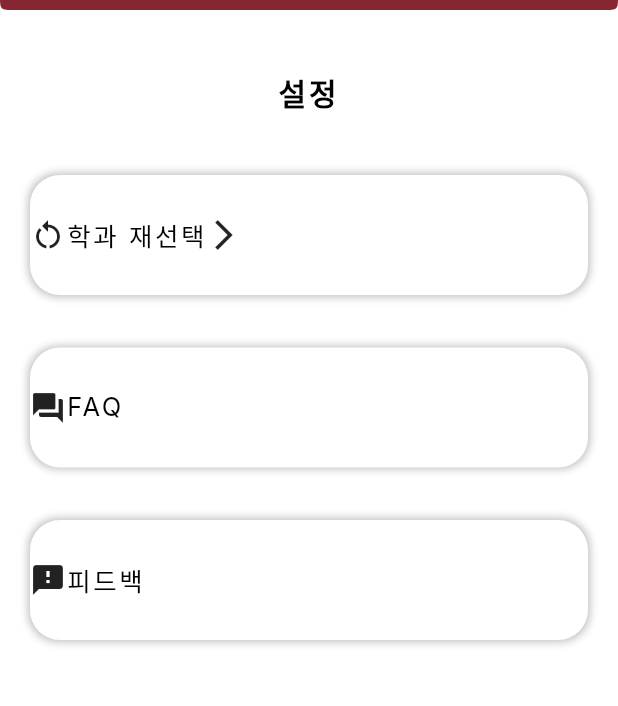
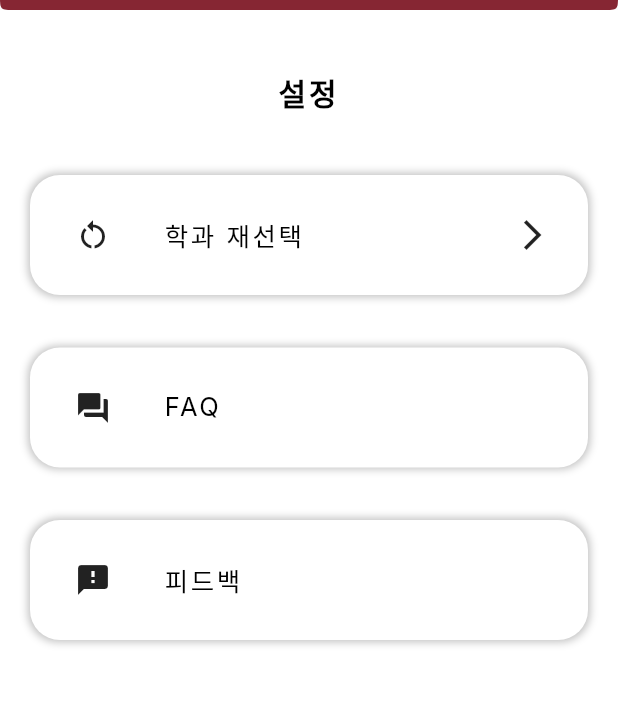
Before and after one commit to Dahann432/KUStart, a Flutter app: the SettingsPage screen opened by its route, on a phone screen of 412 x 824 dp, the part 74-780 px from its top. Run offline on Flutter 3.47's test engine with Material 2 defaults, Android fonts, the phone set to English and light mode, and no system bars; our stand-ins replace firebase_core, firebase_database, flip_card, shared_preferences; accounts and stored records are empty; Roboto replaces fonts that are missing (Inter, Ubuntu).

Commit message:
Design: settings_page - 정렬

```diff
--- a/lib/pages/settings_page.dart
+++ b/lib/pages/settings_page.dart
@@ -2,14 +2,9 @@ import 'package:flutter/material.dart';
 import 'package:kustart/responsive/breakpoint.dart';
 import 'package:kustart/responsive/responsive_center.dart';
 
-class SettingsPage extends StatefulWidget {
+class SettingsPage extends StatelessWidget {
   const SettingsPage({super.key});
 
-  @override
-  State<SettingsPage> createState() => _SettingsPageState();
-}
-
-class _SettingsPageState extends State<SettingsPage> {
   @override
   Widget build(BuildContext context) {
     double screenHeight = MediaQuery.of(context).size.height;
@@ -49,8 +44,6 @@ class _SettingsPageState extends State<SettingsPage> {
       body: Container(
         color: Colors.white,
         height: screenHeight,
-        child: SingleChildScrollView(
-          physics: const BouncingScrollPhysics(),
         child: ResponsiveCenter(
           maxContentWidth: BreakPoint.tablet,
           padding: const EdgeInsets.all(20),
@@ -86,8 +79,14 @@ class _SettingsPageState extends State<SettingsPage> {
                     )
                   ],
                 ),
-                  child: const Row(children: [
+                child: const Row(
+                    mainAxisAlignment: MainAxisAlignment.spaceBetween,
+                    children: [
+                      Row(
+                        children: [
+                          SizedBox(width: 30),
                           Icon(Icons.restart_alt),
+                          SizedBox(width: 35),
                           Text(
                             '학과 재선택',
                             textAlign: TextAlign.center,
@@ -100,7 +99,14 @@ class _SettingsPageState extends State<SettingsPage> {
                               letterSpacing: 1.70,
                             ),
                           ),
-                    Icon(Icons.arrow_forward_ios)
+                        ],
+                      ),
+                      Row(
+                        children: [
+                          Icon(Icons.arrow_forward_ios),
+                          SizedBox(width: 25)
+                        ],
+                      ),
                     ]),
               ),
               const SizedBox(height: 35),
@@ -121,7 +127,9 @@ class _SettingsPageState extends State<SettingsPage> {
                   ],
                 ),
                 child: const Row(children: [
+                  SizedBox(width: 30),
                   Icon(Icons.question_answer),
+                  SizedBox(width: 35),
                   Text(
                     'FAQ',
                     textAlign: TextAlign.center,
@@ -154,7 +162,9 @@ class _SettingsPageState extends State<SettingsPage> {
                   ],
                 ),
                 child: const Row(children: [
+                  SizedBox(width: 30),
                   Icon(Icons.feedback),
+                  SizedBox(width: 35),
                   Text(
                     '피드백',
                     textAlign: TextAlign.center,
@@ -173,7 +183,6 @@ class _SettingsPageState extends State<SettingsPage> {
           ),
         ),
       ),
-      ),
     );
   }
 }
--- a/lib/pages/shuttle_page.dart
+++ b/lib/pages/shuttle_page.dart
@@ -150,7 +150,7 @@ class _ShuttlePageState extends State<ShuttlePage> {
                       ),
                     ),
                   ),
-                  timelineWidget
+                  timelineWidget,
                 ],
               ),
             ),
--- a/lib/widgets/shuttle_main.dart
+++ b/lib/widgets/shuttle_main.dart
@@ -311,7 +311,7 @@ class _ToCampusState extends State<ToCampus> {
     DateTime nextTime = calculateNextTime();
     Duration remainingDuration = nextTime.difference(now);
 
-    if (schedule.isEmpty || isScheduleOver()) {
+    if (isScheduleOver()) {
       setState(() {
         remainingTime = '운행 종료';
       });
--- a/pubspec.yaml
+++ b/pubspec.yaml
@@ -41,6 +41,7 @@ dependencies:
   flip_card: ^0.7.0
   flutter_native_splash: ^2.3.2
   shared_preferences: ^2.2.1
+  toggle_list: ^0.3.0
 
 dev_dependencies:
   flutter_test:
```
Also changed, not shown: pubspec.lock, 1 other file. Lines whose indentation alone changed are shown as unchanged.
